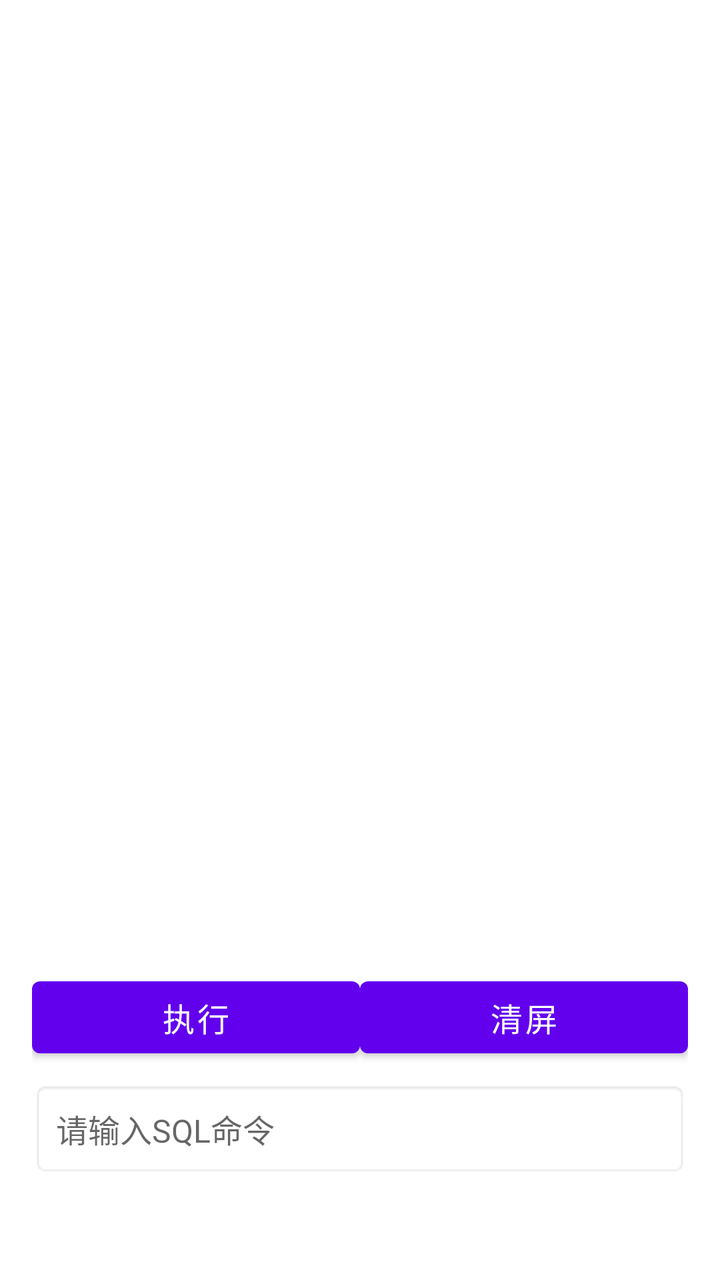
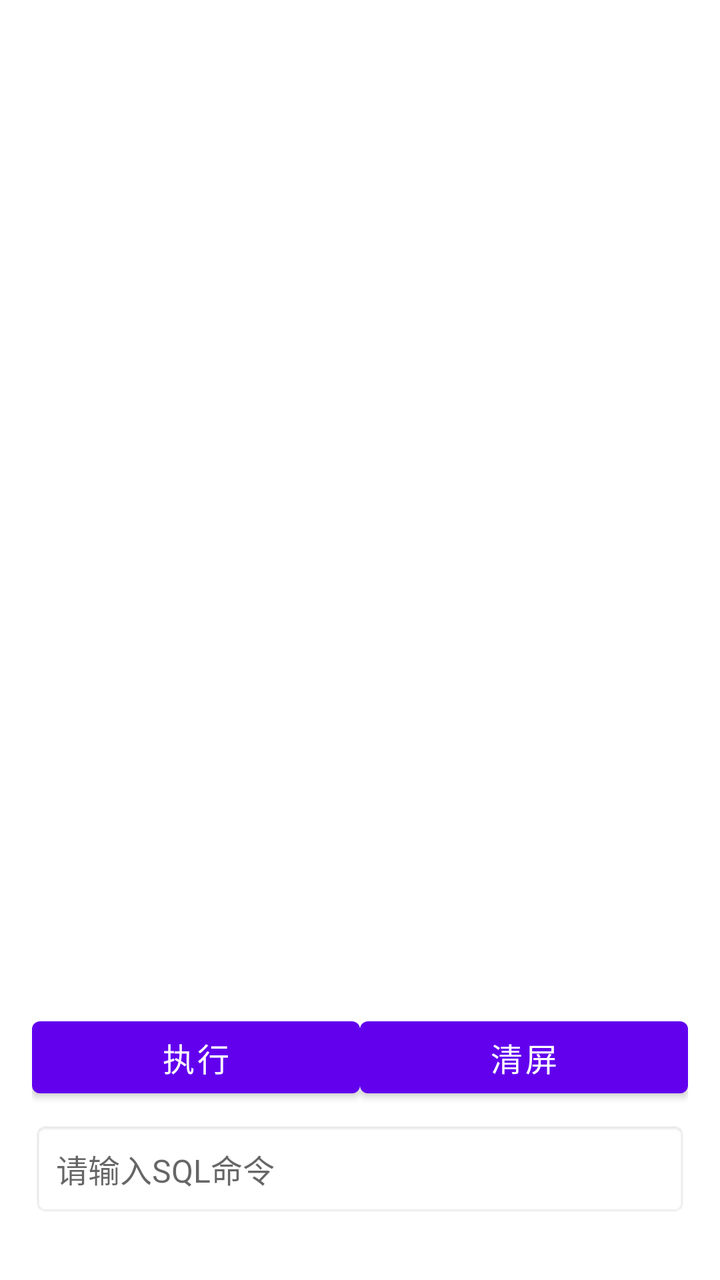

Two renders of the same Android screen: before a commit and after it. Below are the layout's source before the change and the commit's diff.
<!-- AndroidManifest.xml: application theme Theme.TotemMobileDataBase -->
<!-- res/layout/activity_main.xml -->
<?xml version="1.0" encoding="utf-8"?>
<androidx.constraintlayout.widget.ConstraintLayout
    xmlns:android="http://schemas.android.com/apk/res/android"
    xmlns:app="http://schemas.android.com/apk/res-auto"
    xmlns:tools="http://schemas.android.com/tools"
    android:layout_width="match_parent"
    android:layout_height="match_parent"
    android:padding="16dp"
    tools:context=".MainActivity">

    
    <EditText
        android:id="@+id/etCmd"
        android:layout_width="0dp"
        android:layout_height="wrap_content"
        android:hint="请输入SQL命令"
        android:background="@android:drawable/editbox_background"
        android:padding="12dp"
        android:textSize="16sp"
        android:layout_marginBottom="36dp"
        app:layout_constraintBottom_toBottomOf="parent"
        app:layout_constraintStart_toStartOf="parent"
        app:layout_constraintEnd_toEndOf="parent"/>

    <Button
        android:id="@+id/btExecute"
        android:layout_width="0dp"
        android:layout_height="wrap_content"
        android:text="执行"
        android:textSize="16sp"
        android:textColor="@android:color/white"
        android:layout_marginBottom="8dp"
        app:layout_constraintBottom_toTopOf="@id/etCmd"
        app:layout_constraintStart_toStartOf="parent"
        app:layout_constraintEnd_toStartOf="@id/btClear" />

    <Button
        android:id="@+id/btClear"
        android:layout_width="0dp"
        android:layout_height="wrap_content"
        android:text="清屏"
        android:textSize="16sp"
        android:textColor="@android:color/white"
        android:layout_marginBottom="8dp"
        app:layout_constraintBottom_toTopOf="@id/etCmd"
        app:layout_constraintStart_toEndOf="@id/btExecute"
        app:layout_constraintEnd_toEndOf="parent" />

    <ScrollView
        android:id="@+id/scrollView"
        android:layout_width="0dp"
        android:layout_height="0dp"
        android:layout_marginBottom="8dp"
        app:layout_constraintTop_toTopOf="parent"
        app:layout_constraintBottom_toTopOf="@id/btExecute"
        app:layout_constraintStart_toStartOf="parent"
        app:layout_constraintEnd_toEndOf="parent">

        <LinearLayout
            android:id="@+id/resultContainer"
            android:layout_width="match_parent"
            android:layout_height="wrap_content"
            android:orientation="vertical"
            android:padding="8dp"
            android:background="@android:color/white"/>
    </ScrollView>

</androidx.constraintlayout.widget.ConstraintLayout>
<!-- resources referenced by this layout -->
<resources>
  <style name="Theme.TotemMobileDataBase" parent="Theme.MaterialComponents.DayNight.DarkActionBar">
          
          <item name="colorPrimary">@color/purple_500</item>
          <item name="colorPrimaryVariant">@color/purple_700</item>
          <item name="colorOnPrimary">@color/white</item>
          
          <item name="colorSecondary">@color/teal_200</item>
          <item name="colorSecondaryVariant">@color/teal_700</item>
          <item name="colorOnSecondary">@color/black</item>
          
          <item name="android:statusBarColor">?attr/colorPrimaryVariant</item>
          
      </style>
  <color name="purple_500">#FF6200EE</color>
  <color name="purple_700">#FF3700B3</color>
  <color name="white">#FFFFFFFF</color>
  <color name="teal_200">#FF03DAC5</color>
  <color name="teal_700">#FF018786</color>
  <color name="black">#FF000000</color>
</resources>

<!-- the commit's change to res/layout/activity_main.xml (unified diff, before → after) -->
@@ -3,6 +3,7 @@
     xmlns:android="http://schemas.android.com/apk/res/android"
     xmlns:app="http://schemas.android.com/apk/res-auto"
     xmlns:tools="http://schemas.android.com/tools"
+    android:fitsSystemWindows="true"
     android:layout_width="match_parent"
     android:layout_height="match_parent"
     android:padding="16dp"
@@ -17,7 +18,8 @@
         android:background="@android:drawable/editbox_background"
         android:padding="12dp"
         android:textSize="16sp"
-        android:layout_marginBottom="36dp"
+        android:layout_marginBottom="16dp"
+        android:imeOptions="flagNoExtractUi"
         app:layout_constraintBottom_toBottomOf="parent"
         app:layout_constraintStart_toStartOf="parent"
         app:layout_constraintEnd_toEndOf="parent"/>
@@ -50,6 +52,7 @@
         android:id="@+id/scrollView"
         android:layout_width="0dp"
         android:layout_height="0dp"
+        android:fillViewport="true"
         android:layout_marginBottom="8dp"
         app:layout_constraintTop_toTopOf="parent"
         app:layout_constraintBottom_toTopOf="@id/btExecute"
